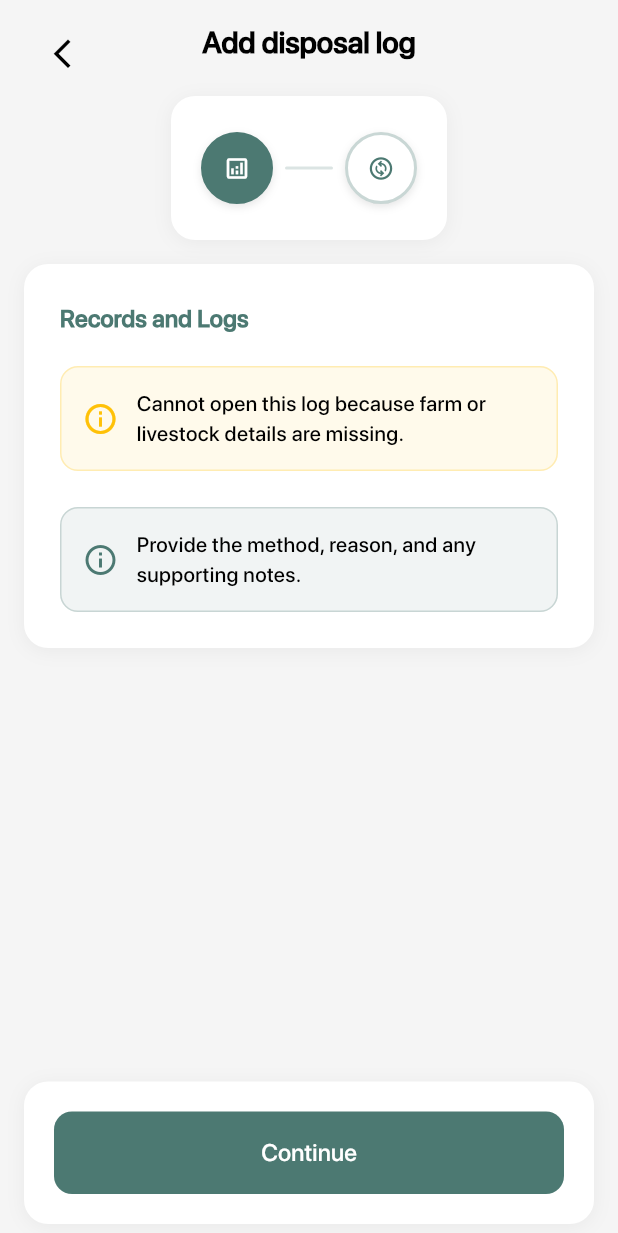
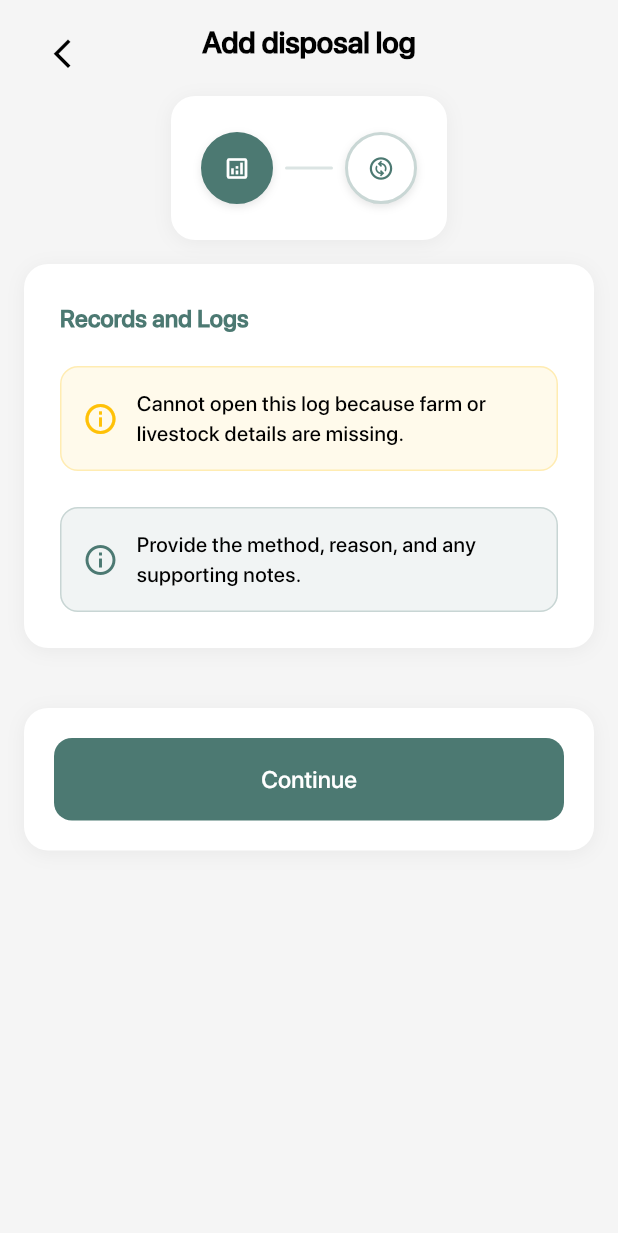
Before and after one commit to vallerian-peter/new-tag-and-seal-flutter-app, a Flutter app: the DisposalFormScreen screen opened directly, on a phone screen of 412 x 824 dp. Shown: the top 1233 px of the screen. Run offline on Flutter 3.47's test engine with Material 3 defaults, Android fonts, the phone set to English and light mode, and no system bars; our stand-ins replace connectivity_plus, drift, file_picker, flutter_blue_plus, flutter_secure_storage, flutter_slidable and 7 more; missing offline and left inert: alarm, mobile_scanner; accounts and stored records are empty; generated files the repository leaves out were written again; project files that could hold a hidden picture were left out.

Commit message:
feat: Enhance UI and functionality across various screens
This commit introduces several improvements, including:
- Added `android:enableOnBackInvokedCallback` to the AndroidManifest for better back navigation handling.
- Updated `CustomStepper` to use `mainAxisSize: MainAxisSize.min` for improved layout.
- Enhanced `DashboardScreen` with a white icon for better visibility.
- Refactored `LivestockDetailsModal` to include a `fromScanner` parameter, controlling button visibility based on the source.
- Improved `NotificationScreen` with a leading back button and consistent background color.
- Adjusted `SettingsScreen` layout for better spacing and added a thumb color for the slider.
- Minor formatting and padding adjustments across various components for a cleaner UI.

```diff
--- a/lib/core/components/custom_stepper.dart
+++ b/lib/core/components/custom_stepper.dart
@@ -40,6 +40,7 @@ class CustomStepper extends StatelessWidget {
     final onPrimary = Theme.of(context).colorScheme.onPrimary;
 
     return Column(
+      mainAxisSize: MainAxisSize.min,
       children: [
         // Custom Stepper Header
         Container(
@@ -81,13 +82,10 @@ class CustomStepper extends StatelessWidget {
           ),
         ),
 
-        // Step Content (scrollable)
-        Expanded(
-          child: SingleChildScrollView(
+        // Step Content
+        Padding(
           padding: const EdgeInsets.symmetric(horizontal: 16, vertical: 8),
-            child: Column(
-              children: [
-        Container(
+          child: Container(
             padding: const EdgeInsets.all(24),
             decoration: BoxDecoration(
               color: cardColor,
@@ -96,11 +94,8 @@ class CustomStepper extends StatelessWidget {
             ),
             child: steps[currentStep].content,
           ),
+        ),
         const SizedBox(height: 24),
-              ],
-            ),
-          ),
-        ),
 
         // Step Controls
         _buildStepControls(context, cardColor, shadow, primary, onPrimary),
--- a/lib/features/dashboard/presentation/dashboard_screen.dart
+++ b/lib/features/dashboard/presentation/dashboard_screen.dart
@@ -197,7 +197,7 @@ class _DashboardScreenState extends State<DashboardScreen> {
           onPressed: () => _syncData(),
           child: _isSyncing
               ? const LoadingIndicator(size: 20, strokeWidth: 2, color: Colors.white)
-              : const Icon(Iconsax.refresh_outline),
+              : const Icon(Iconsax.refresh_outline, color: Colors.white,),
         ),
         appBar: AppBar(
         title: Column(
@@ -222,6 +222,7 @@ class _DashboardScreenState extends State<DashboardScreen> {
             ),
           ],
         ),
+
         backgroundColor: Theme.of(context).scaffoldBackgroundColor,
         elevation: 0,
         leading: Align(
--- a/lib/features/scanner/presentation/scanner_screen.dart
+++ b/lib/features/scanner/presentation/scanner_screen.dart
@@ -450,6 +450,7 @@ class _ScannerScreenState extends State<ScannerScreen> {
       livestock: match,
       farmNames: farmNames,
       onRefresh: () {},
+      fromScanner: true,
     );
   }
 }
```
Also changed, not shown: lib/features/livestocks/widgets/livestock_details_modal.dart (+11 -3 lines), lib/features/notifications/presentation/notification_screen.dart (+10 -0 lines), lib/features/settings/presentation/settings_screen.dart (+13 -1 lines), lib/features/dashboard/widgets/action_card.dart (line endings or trailing spaces), 1 other file. Lines whose indentation alone changed are shown as unchanged.
